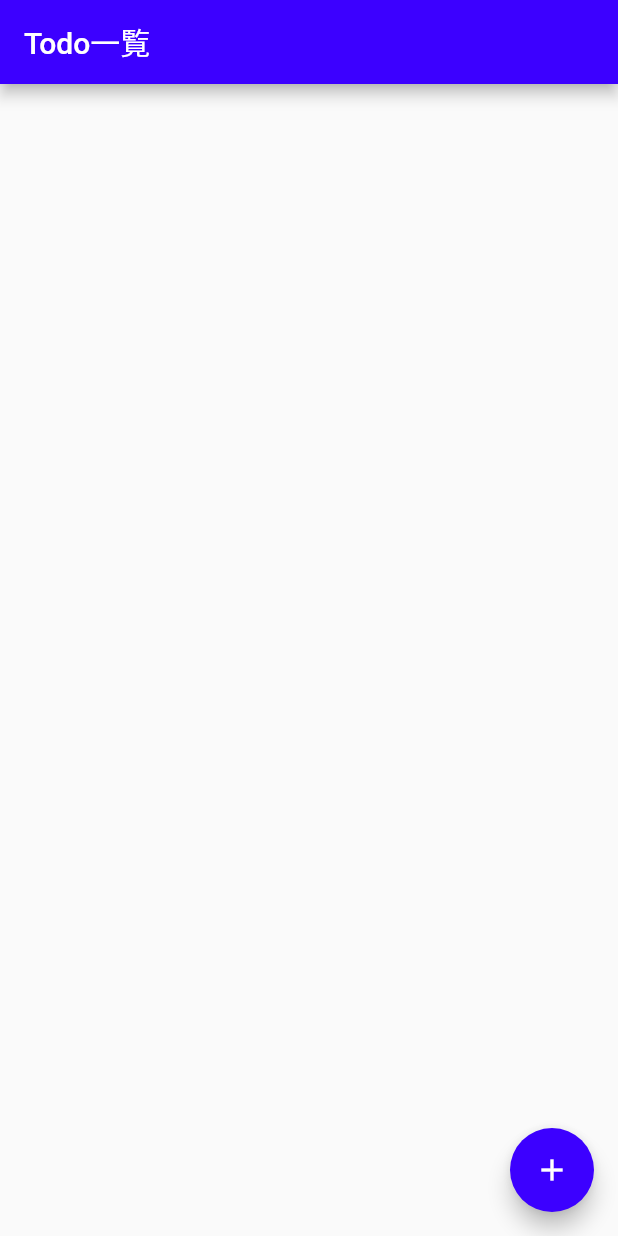
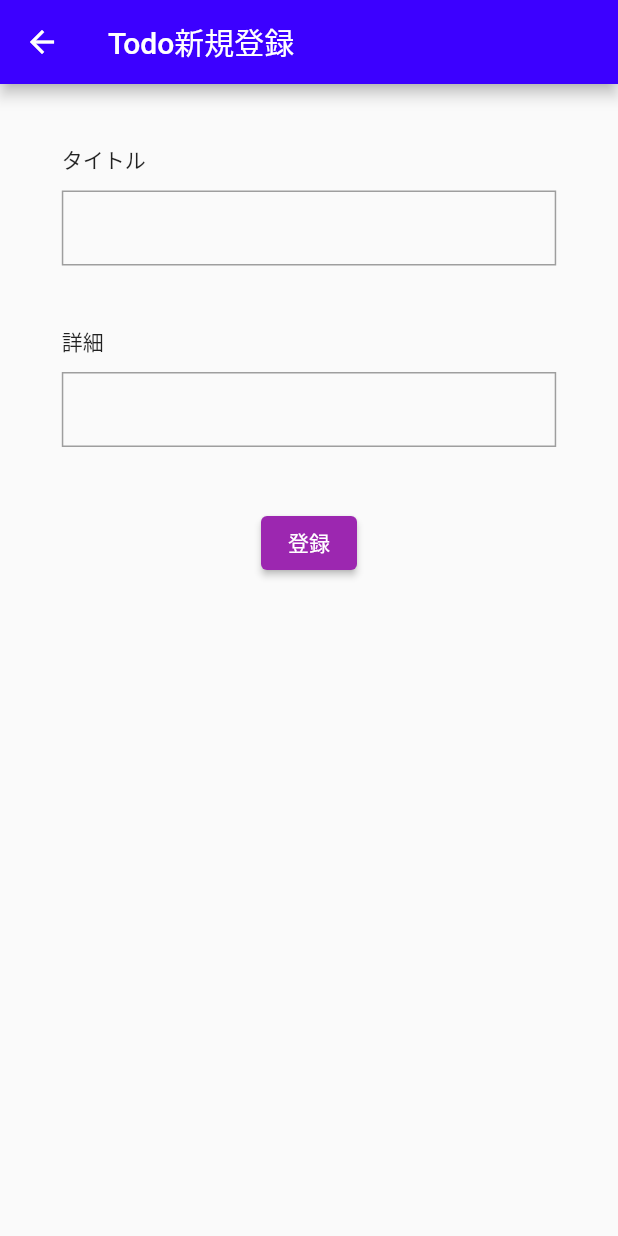
Before and after one commit to Sakyo24/minmemo-web, a Flutter app: the screen it shows after launch, after a tap on the "add" icon, on a phone screen of 412 x 824 dp. Run offline on Flutter 3.47's test engine with Material 2 defaults, Android fonts, the phone set to English and light mode, and no system bars; network calls fail.

Commit message:
ユーザー側　Todo新規登録　作成

```diff
--- a/flutter_src/lib/pages/create_edit.dart
+++ b/flutter_src/lib/pages/create_edit.dart
@@ -0,0 +1,97 @@
+import 'package:flutter/material.dart';
+import 'package:flutter_src/pages/index.dart';
+import 'package:http/http.dart';
+import 'dart:convert';
+
+class CreateEditPage extends StatefulWidget {
+  const CreateEditPage({super.key});
+
+  @override
+  State<CreateEditPage> createState() => _CreateEditPageState();
+}
+
+class _CreateEditPageState extends State<CreateEditPage> {
+  TextEditingController titleController = TextEditingController();
+  TextEditingController detailController = TextEditingController();
+
+  // 登録処理
+  Future<void> createTodo() async {
+    var url = Uri.parse('http://10.0.2.2/api/todos');
+    await post(url, body: {
+      'title': titleController.text,
+      'detail': detailController.text,
+    });
+  }
+
+  @override
+  Widget build(BuildContext context) {
+    return Scaffold(
+      appBar: AppBar(
+        title: const Text('Todo新規登録'),
+        backgroundColor: const Color.fromARGB(255, 60, 0, 255)
+      ),
+      body: ListView(
+        children: <Widget>[
+          Center(
+            child: Column(
+              crossAxisAlignment: CrossAxisAlignment.start,
+              children: [
+                const SizedBox(height: 40),
+                // タイトル
+                const Text('タイトル'),
+                const SizedBox(height: 10),
+                Container(
+                  decoration: BoxDecoration(
+                    border: Border.all(color: Colors.grey)
+                  ),
+                  width: MediaQuery.of(context).size.width * 0.8,
+                  child: TextField(
+                    controller: titleController,
+                    decoration: const InputDecoration(
+                      border: InputBorder.none,
+                      contentPadding: EdgeInsets.only(left: 10)
+                    )
+                  ),
+                ),
+                const SizedBox(height: 40),
+                // 詳細
+                const Text('詳細'),
+                const SizedBox(height: 10),
+                Container(
+                  decoration: BoxDecoration(
+                    border: Border.all(color: Colors.grey)
+                  ),
+                  width: MediaQuery.of(context).size.width * 0.8,
+                  child: TextField(
+                    controller: detailController,
+                    decoration: const InputDecoration(
+                      border: InputBorder.none,
+                      contentPadding: EdgeInsets.only(left: 10)
+                    ),
+                    keyboardType: TextInputType.multiline,
+                    maxLines: null
+                  )
+                ),
+                const SizedBox(height: 40),
+                // 登録ボタン
+                Container(
+                  width: MediaQuery.of(context).size.width * 0.8,
+                  alignment: Alignment.center,
+                  child: ElevatedButton(
+                    onPressed: () async {
+                      await createTodo();
+                      Navigator.push(context, MaterialPageRoute(builder: ((context) => const IndexPage()))).then((value) {
+                        setState(() {});
+                      });
+                    },
+                    child: const Text('登録'),
+                  )
+                )
+              ]
+            )
+          )
+        ]
+      )
+    );
+  }
+}
--- a/flutter_src/lib/pages/index.dart
+++ b/flutter_src/lib/pages/index.dart
@@ -2,6 +2,7 @@ import 'package:flutter/material.dart';
 import 'package:http/http.dart';
 import 'dart:convert';
 import '../model/todo.dart';
+import 'package:flutter_src/pages/create_edit.dart';
 
 
 class IndexPage extends StatefulWidget {
@@ -30,13 +31,12 @@ class _IndexPageState extends State<IndexPage> {
     getTodos();
   }
 
-
   @override
   Widget build(BuildContext context) {
     return Scaffold(
       appBar: AppBar(
         title: const Text('Todo一覧'),
-        backgroundColor: const Color.fromARGB(255, 60, 0, 255),
+        backgroundColor: const Color.fromARGB(255, 60, 0, 255)
       ),
       body: ListView.builder(
         itemCount: items.length,
@@ -81,7 +81,9 @@ class _IndexPageState extends State<IndexPage> {
         },
       ),
       floatingActionButton: FloatingActionButton(
-        onPressed: getTodos,
+        onPressed: () {
+          Navigator.push(context, MaterialPageRoute(builder: (context) => const CreateEditPage()));
+        },
         tooltip: 'Todo追加',
         child: const Icon(Icons.add)
       ),
```
Also changed, not shown: 2 other files.
